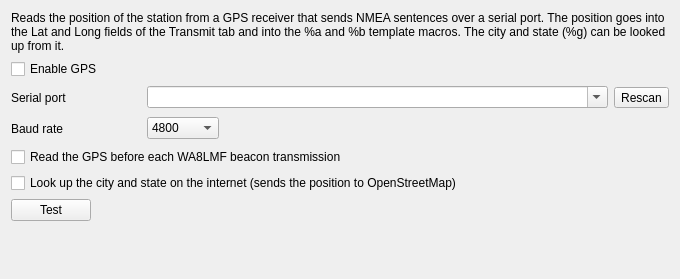
The window that src/config/gpsconfig.ui (jbdubbs/QSSTV-Experimental) describes before a commit, drawn with Qt 5.
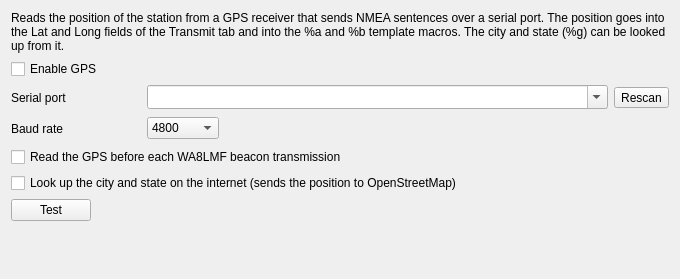
The same window after the commit.

```diff
--- a/src/config/gpsconfig.ui
+++ b/src/config/gpsconfig.ui
@@ -63,6 +63,12 @@
        <property name="editable">
         <bool>true</bool>
        </property>
+       <property name="sizeAdjustPolicy">
+        <enum>QComboBox::AdjustToMinimumContentsLengthWithIcon</enum>
+       </property>
+       <property name="minimumContentsLength">
+        <number>16</number>
+       </property>
       </widget>
      </item>
      <item>
```
